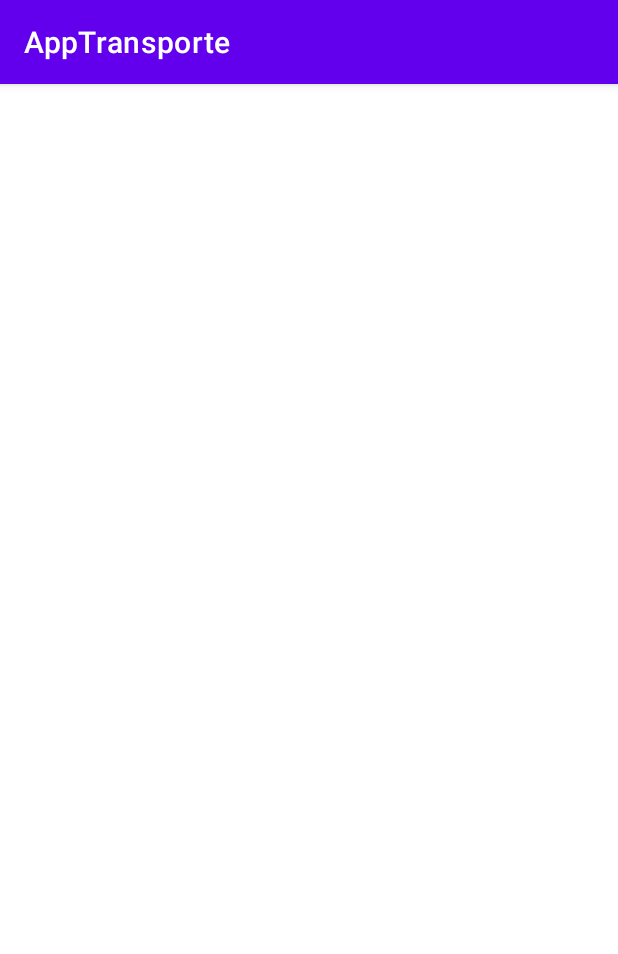
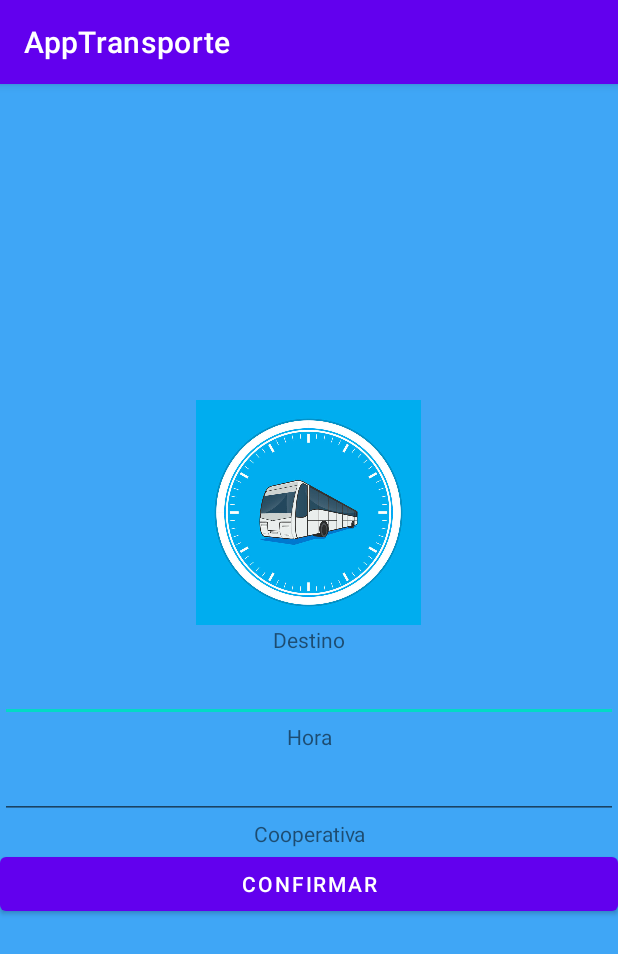
Before and after one commit to Valen707/AppTransporte, an Android app: the Bus screen opened directly, with no data from a screen before it, on a phone screen of 412 x 824 dp. Shown: the top 954 px of the screen. Run offline under Robolectric (Android 15) with nearby library versions, the phone set to English and light mode, and no system bars.

Commit message:
Agrego los campos de Bus

```diff
--- a/app/src/main/java/com/example/apptransporte/Bus.java
+++ b/app/src/main/java/com/example/apptransporte/Bus.java
@@ -2,13 +2,29 @@ package com.example.apptransporte;
 
 import androidx.appcompat.app.AppCompatActivity;
 
+import android.content.Intent;
 import android.os.Bundle;
+import android.view.View;
+import android.widget.EditText;
 
 public class Bus extends AppCompatActivity {
+
+    EditText CampDestino;
+    EditText CampTime;
 
     @Override
     protected void onCreate(Bundle savedInstanceState) {
         super.onCreate(savedInstanceState);
         setContentView(R.layout.activity_bus);
+
+        CampDestino = findViewById(R.id.TextDestino);
+        CampTime = findViewById(R.id.TextTime);
+    }
+
+    public void confirmarBus(View b){
+        Intent ir = new Intent(this, ConfirmacionBus.class);
+        ir.addFlags(ir.FLAG_ACTIVITY_CLEAR_TASK | ir.FLAG_ACTIVITY_CLEAR_TOP);
+        startActivity(ir);
+
     }
 }
--- a/app/src/main/java/com/example/apptransporte/MainActivity.java
+++ b/app/src/main/java/com/example/apptransporte/MainActivity.java
@@ -6,7 +6,7 @@ import androidx.appcompat.app.AppCompatActivity;
 import android.content.Intent;
 import android.os.Bundle;
 import android.view.View;
-import android.widget.Button;
+
 
 public class MainActivity extends AppCompatActivity {
     @Override
--- a/app/src/main/res/layout/activity_bus.xml
+++ b/app/src/main/res/layout/activity_bus.xml
@@ -1,9 +1,60 @@
 <?xml version="1.0" encoding="utf-8"?>
-<androidx.constraintlayout.widget.ConstraintLayout xmlns:android="http://schemas.android.com/apk/res/android"
+<LinearLayout xmlns:android="http://schemas.android.com/apk/res/android"
     xmlns:app="http://schemas.android.com/apk/res-auto"
     xmlns:tools="http://schemas.android.com/tools"
     android:layout_width="match_parent"
     android:layout_height="match_parent"
+    android:orientation="vertical"
+    android:layout_gravity="center"
+    android:gravity="center"
+    android:background="#C3058BF4"
     tools:context=".Bus">
 
-</androidx.constraintlayout.widget.ConstraintLayout>
+    <ImageView
+        android:id="@+id/imageView2"
+        android:layout_width="150dp"
+        android:layout_height="150dp"
+        app:srcCompat="@drawable/bus" />
+
+    <TextView
+        android:id="@+id/textView2"
+        android:layout_width="match_parent"
+        android:layout_height="wrap_content"
+        android:gravity="center"
+        android:text="Destino" />
+
+    <EditText
+        android:id="@+id/TextDestino"
+        android:layout_width="match_parent"
+        android:layout_height="wrap_content"
+        android:ems="10"
+        android:inputType="textPersonName" />
+
+    <TextView
+        android:id="@+id/textView5"
+        android:layout_width="match_parent"
+        android:layout_height="wrap_content"
+        android:gravity="center"
+        android:text="Hora" />
+
+    <EditText
+        android:id="@+id/TextTime"
+        android:layout_width="match_parent"
+        android:layout_height="wrap_content"
+        android:ems="10"
+        android:inputType="time" />
+
+    <TextView
+        android:id="@+id/textView7"
+        android:layout_width="match_parent"
+        android:layout_height="wrap_content"
+        android:gravity="center"
+        android:text="Cooperativa" />
+
+    <Button
+        android:id="@+id/btn_Confirmar"
+        android:layout_width="match_parent"
+        android:layout_height="wrap_content"
+        android:text="Confirmar" />
+
+</LinearLayout>
--- a/app/src/main/res/layout/activity_confirmacion_bus.xml
+++ b/app/src/main/res/layout/activity_confirmacion_bus.xml
@@ -1,9 +1,21 @@
 <?xml version="1.0" encoding="utf-8"?>
-<androidx.constraintlayout.widget.ConstraintLayout xmlns:android="http://schemas.android.com/apk/res/android"
+<LinearLayout xmlns:android="http://schemas.android.com/apk/res/android"
     xmlns:app="http://schemas.android.com/apk/res-auto"
     xmlns:tools="http://schemas.android.com/tools"
     android:layout_width="match_parent"
     android:layout_height="match_parent"
+    android:orientation="vertical"
+    android:layout_gravity="center"
+    android:gravity="center"
+    android:background="#C3058BF4"
     tools:context=".ConfirmacionBus">
 
-</androidx.constraintlayout.widget.ConstraintLayout>
+
+    <TextView
+        android:id="@+id/textView"
+        android:layout_width="match_parent"
+        android:layout_height="wrap_content"
+        android:gravity="center"
+        android:onClick="confirmarBus"
+        android:text="TextView" />
+</LinearLayout>
```
Also changed, not shown: app/src/main/res/drawable/bus.jpg (added).
